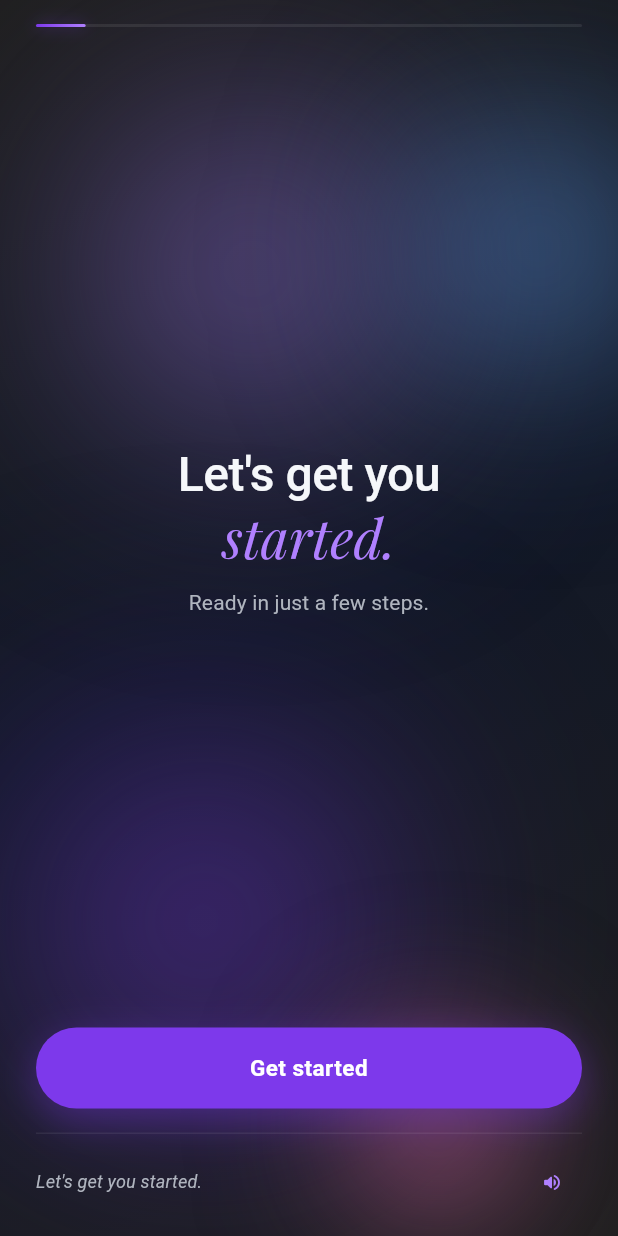
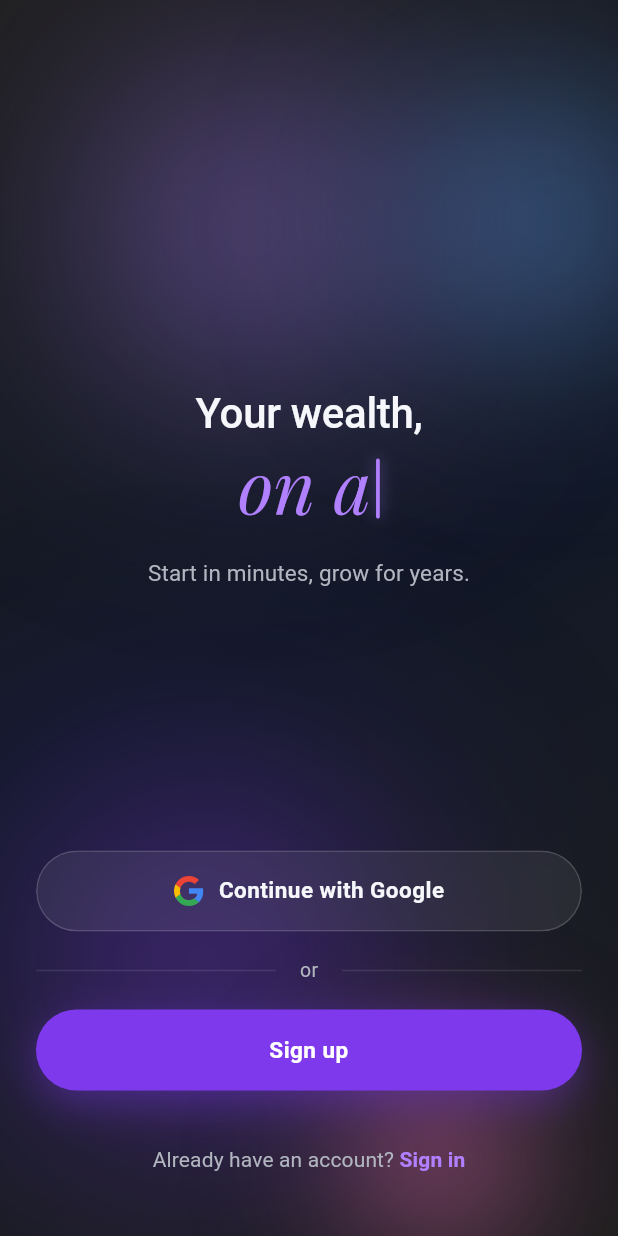
Before and after one commit to admtools-qinv/teste, a Flutter app: the screen it shows after launch, on a phone screen of 412 x 824 dp. Run offline on Flutter 3.47's test engine with Material 3 defaults, Android fonts, the phone set to English and light mode, and no system bars; our stand-ins replace flutter_svg, flutter_tts.

Commit message:
feat(onboarding): add LoginScreen with typewriter hero and UX polish
- New LoginScreen with animated typewriter accent cycling through phrases
- Google SVG icon and Qinv brand logo assets integrated
- Floating glass cards hero replaced with large type + typewriter effect
- Onboarding keyboard UX: footer hidden when keyboard open, spacing tightened
- Input placeholder color reduced to 30% opacity for clearer empty state
- OnboardingScreen gains onExit callback for close button on first step
- Orb animation fixed: cos(2t) Lissajous loop eliminates abrupt reset
- flutter_svg dependency added for SVG asset rendering

Co-Authored-By: Claude Sonnet 4.6 <noreply@anthropic.com>

```diff
--- a/experiments/onboarding_reference/flutter/example/lib/main.dart
+++ b/experiments/onboarding_reference/flutter/example/lib/main.dart
@@ -13,24 +13,43 @@ class ExampleApp extends StatelessWidget {
     return MaterialApp(
       debugShowCheckedModeBanner: false,
       theme: QInvWeb3Theme.dark(),
-      home: const _ExampleHome(),
+      home: const _LoginEntry(),
     );
   }
 }
 
-class _ExampleHome extends StatelessWidget {
-  const _ExampleHome();
+// ── Login entry point ────────────────────────────────────────────
+
+class _LoginEntry extends StatelessWidget {
+  const _LoginEntry();
 
   @override
   Widget build(BuildContext context) {
-    return OnboardingScreen(
-      steps: defaultOnboardingSteps,
-      voiceService: FlutterTtsVoiceService(),
-      backend: _ExampleBackend(),
-      analytics: _ExampleAnalytics(),
+    return LoginScreen(
+      onGoogleAuth: () {
+        // TODO: implement Google auth
+      },
+      onSignUp: () {
+        Navigator.of(context).push(
+          MaterialPageRoute<void>(
+            builder: (ctx) => OnboardingScreen(
+              steps: defaultOnboardingSteps,
+              voiceService: FlutterTtsVoiceService(),
+              backend: _ExampleBackend(),
+              analytics: _ExampleAnalytics(),
+              onExit: () => Navigator.of(ctx).pop(),
+            ),
+          ),
+        );
+      },
+      onLogin: () {
+        // TODO: implement email/password login
+      },
     );
   }
 }
+
+// ── Stub implementations ─────────────────────────────────────────
 
 class _ExampleBackend implements OnboardingBackendService {
   @override
@@ -62,5 +81,6 @@ class _ExampleBackend implements OnboardingBackendService {
 
 class _ExampleAnalytics implements OnboardingAnalyticsService {
   @override
-  Future<void> trackEvent(String name, {Map<String, dynamic>? properties}) async {}
+  Future<void> trackEvent(String name,
+      {Map<String, dynamic>? properties}) async {}
 }
--- a/experiments/onboarding_reference/flutter/lib/onboarding_reference/onboarding_reference.dart
+++ b/experiments/onboarding_reference/flutter/lib/onboarding_reference/onboarding_reference.dart
@@ -3,6 +3,7 @@ export 'flow/onboarding_flow_controller.dart';
 export 'models/onboarding_review_item.dart';
 export 'models/onboarding_session.dart';
 export 'models/onboarding_step.dart';
+export 'presentation/login_screen.dart';
 export 'presentation/onboarding_screen.dart';
 export 'presentation/widgets/glass_widgets.dart';
 export 'presentation/widgets/qinv_button.dart';
--- /dev/null
+++ b/experiments/onboarding_reference/flutter/lib/onboarding_reference/presentation/login_screen.dart
@@ -0,0 +1,403 @@
+import 'dart:async';
+import 'dart:ui';
+
+import 'package:flutter/material.dart';
+import 'package:flutter/services.dart';
+import 'package:flutter_svg/flutter_svg.dart';
+
+import '../theme/qinvweb3_tokens.dart';
+import 'widgets/glass_widgets.dart';
+import 'widgets/qinv_button.dart';
+
+class LoginScreen extends StatelessWidget {
+  final VoidCallback? onGoogleAuth;
+  final VoidCallback? onSignUp;
+  final VoidCallback? onLogin;
+  final String title;
+  final List<String> accentPhrases;
+  final String subtitle;
+
+  const LoginScreen({
+    super.key,
+    this.onGoogleAuth,
+    this.onSignUp,
+    this.onLogin,
+    this.title = 'Your wealth,',
+    this.accentPhrases = const [
+      'always growing.',
+      'on autopilot.',
+      'working for you.',
+      'never sleeping.',
+    ],
+    this.subtitle = 'Start in minutes, grow for years.',
+  });
+
+  @override
+  Widget build(BuildContext context) {
+    final size = MediaQuery.sizeOf(context);
+    final hPad = size.width < 360 ? 20.0 : 24.0;
+
+    return Scaffold(
+      backgroundColor: QInvWeb3Tokens.background,
+      body: GlassBackground(
+        child: SafeArea(
+          child: Padding(
+            padding: EdgeInsets.symmetric(horizontal: hPad),
+            child: Column(
+              crossAxisAlignment: CrossAxisAlignment.stretch,
+              children: [
+                const Spacer(flex: 3),
+
+                // ── Hero ──────────────────────────────────────────
+                _buildHero(),
+
+                const Spacer(flex: 2),
+
+                // ── CTAs ──────────────────────────────────────────
+                _buildCtas(),
+
+                const SizedBox(height: 32),
+              ],
+            ),
+          ),
+        ),
+      ),
+    );
+  }
+
+  Widget _buildHero() {
+    return Column(
+      crossAxisAlignment: CrossAxisAlignment.center,
+      children: [
+        // Static title
+        Text(
+          title,
+          textAlign: TextAlign.center,
+          style: const TextStyle(
+            fontFamily: QInvWeb3Tokens.fontSans,
+            fontSize: 28,
+            fontWeight: FontWeight.w500,
+            color: QInvWeb3Tokens.textHeading,
+            height: 1.2,
+            letterSpacing: -0.2,
+          ),
+        ),
+
+        const SizedBox(height: 2),
+
+        // Animated typewriter accent
+        _TypewriterAccent(phrases: accentPhrases),
+
+        const SizedBox(height: 18),
+
+        // Subtitle
+        Text(
+          subtitle,
+          textAlign: TextAlign.center,
+          style: const TextStyle(
+            fontFamily: QInvWeb3Tokens.fontSans,
+            fontSize: 15,
+            fontWeight: FontWeight.w400,
+            color: QInvWeb3Tokens.textMuted,
+            height: 1.6,
+            letterSpacing: 0.1,
+          ),
+        ),
+      ],
+    );
+  }
+
+  Widget _buildCtas() {
+    return Column(
+      crossAxisAlignment: CrossAxisAlignment.stretch,
+      children: [
+        _GoogleButton(onPressed: onGoogleAuth),
+        const SizedBox(height: 16),
+        const _OrDivider(),
+        const SizedBox(height: 16),
+        QInvButton(
+          label: 'Sign up',
+          onPressed: onSignUp,
+        ),
+        const SizedBox(height: 28),
+        _LoginLink(onLogin: onLogin),
+      ],
+    );
+  }
+}
+
+// ── Typewriter accent ─────────────────────────────────────────────
+
+class _TypewriterAccent extends StatefulWidget {
+  final List<String> phrases;
+
+  const _TypewriterAccent({required this.phrases});
+
+  @override
+  State<_TypewriterAccent> createState() => _TypewriterAccentState();
+}
+
+class _TypewriterAccentState extends State<_TypewriterAccent> {
+  int _phraseIndex = 0;
+  int _charCount = 0;
+  bool _isDeleting = false;
+  bool _cursorVisible = true;
+  Timer? _typeTimer;
+  Timer? _cursorTimer;
+
+  @override
+  void initState() {
+    super.initState();
+    _cursorTimer = Timer.periodic(
+      const Duration(milliseconds: 530),
+      (_) { if (mounted) setState(() => _cursorVisible = !_cursorVisible); },
+    );
+    _schedule(const Duration(milliseconds: 600));
+  }
+
+  @override
+  void dispose() {
+    _typeTimer?.cancel();
+    _cursorTimer?.cancel();
+    super.dispose();
+  }
+
+  void _schedule(Duration delay) {
+    _typeTimer?.cancel();
+    _typeTimer = Timer(delay, _onTick);
+  }
+
+  void _onTick() {
+    if (!mounted) return;
+    final phrase = widget.phrases[_phraseIndex];
+
+    if (!_isDeleting) {
+      if (_charCount < phrase.length) {
+        setState(() => _charCount++);
+        _schedule(Duration(milliseconds: _charCount == phrase.length ? 2000 : 72));
+      } else {
+        setState(() => _isDeleting = true);
+        _schedule(const Duration(milliseconds: 44));
+      }
+    } else {
+      if (_charCount > 0) {
+        setState(() => _charCount--);
+        _schedule(Duration(milliseconds: _charCount == 0 ? 260 : 44));
+      } else {
+        setState(() {
+          _isDeleting = false;
+          _phraseIndex = (_phraseIndex + 1) % widget.phrases.length;
+        });
+        _schedule(const Duration(milliseconds: 72));
+      }
+    }
+  }
+
+  @override
+  Widget build(BuildContext context) {
+    final phrase = widget.phrases[_phraseIndex];
+    final visible = phrase.substring(0, _charCount);
+
+    return Row(
+      mainAxisAlignment: MainAxisAlignment.center,
+      mainAxisSize: MainAxisSize.min,
+      children: [
+        Text(
+          visible,
+          textAlign: TextAlign.center,
+          style: const TextStyle(
+            fontFamily: QInvWeb3Tokens.fontSerif,
+            fontStyle: FontStyle.italic,
+            fontWeight: FontWeight.w400,
+            fontSize: 48,
+            color: QInvWeb3Tokens.primaryLight,
+            height: 1.18,
+          ),
+        ),
+        // Blinking cursor
+        AnimatedOpacity(
+          opacity: _cursorVisible ? 1.0 : 0.0,
+          duration: const Duration(milliseconds: 80),
+          child: Container(
+            width: 2.5,
+            height: 40,
+            margin: const EdgeInsets.only(left: 3, top: 4),
+            decoration: BoxDecoration(
+              color: QInvWeb3Tokens.primaryLight,
+              borderRadius: BorderRadius.circular(2),
+              boxShadow: [
+                BoxShadow(
+                  color: QInvWeb3Tokens.primaryLight.withValues(alpha: 0.60),
+                  blurRadius: 8,
+                ),
+              ],
+            ),
+          ),
+        ),
+      ],
+    );
+  }
+}
+
+// ── Google auth button ───────────────────────────────────────────
+
+class _GoogleButton extends StatelessWidget {
+  final VoidCallback? onPressed;
+
+  const _GoogleButton({this.onPressed});
+
+  @override
+  Widget build(BuildContext context) {
+    final enabled = onPressed != null;
+    final borderRadius = BorderRadius.circular(QInvWeb3Tokens.radiusButton);
+
+    return Semantics(
+      button: true,
+      label: 'Continue with Google',
+      enabled: enabled,
+      child: AnimatedOpacity(
+        duration: QInvWeb3Tokens.transitionAll,
+        opacity: enabled ? 1.0 : 0.55,
+        child: ClipRRect(
+          borderRadius: borderRadius,
+          child: BackdropFilter(
+            filter: ImageFilter.blur(sigmaX: 16, sigmaY: 16),
+            child: Material(
+              color: Colors.transparent,
+              child: InkWell(
+                onTap: enabled
+                    ? () {
+                        HapticFeedback.mediumImpact();
+                        onPressed!();
+                      }
+                    : null,
+                borderRadius: borderRadius,
+                splashColor: Colors.white.withValues(alpha: 0.06),
+                highlightColor: Colors.transparent,
+                child: Container(
+                  height: 54,
+                  decoration: BoxDecoration(
+                    borderRadius: borderRadius,
+                    color: Colors.white.withValues(alpha: 0.07),
+                    border: Border.all(
+                      color: Colors.white.withValues(alpha: 0.16),
+                    ),
+                  ),
+                  child: Row(
+                    mainAxisAlignment: MainAxisAlignment.center,
+                    children: [
+                      SvgPicture.asset(
+                        'packages/onboarding_reference/assets/google_icon.svg',
+                        width: 20,
+                        height: 20,
+                      ),
+                      const SizedBox(width: 10),
+                      const Text(
+                        'Continue with Google',
+                        style: TextStyle(
+                          fontFamily: QInvWeb3Tokens.fontUI,
+                          fontSize: QInvWeb3Tokens.fontSizeLabel,
+                          fontWeight: FontWeight.w600,
+                          color: QInvWeb3Tokens.textHeading,
+                          letterSpacing: 0.3,
+                        ),
+                      ),
+                    ],
+                  ),
+                ),
+              ),
+            ),
+          ),
+        ),
+      ),
+    );
+  }
+}
+
+// ── "or" divider ─────────────────────────────────────────────────
+
+class _OrDivider extends StatelessWidget {
+  const _OrDivider();
+
+  @override
+  Widget build(BuildContext context) {
+    return Row(
+      children: [
+        Expanded(
+          child: Container(
+            height: 1,
+            color: Colors.white.withValues(alpha: 0.10),
+          ),
+        ),
+        const Padding(
+          padding: EdgeInsets.symmetric(horizontal: 16),
+          child: Text(
+            'or',
+            style: TextStyle(
+              fontFamily: QInvWeb3Tokens.fontUI,
+              fontSize: 13,
+              fontWeight: FontWeight.w400,
+              color: QInvWeb3Tokens.textMuted,
+              letterSpacing: 0.2,
+            ),
+          ),
+        ),
+        Expanded(
+          child: Container(
+            height: 1,
+            color: Colors.white.withValues(alpha: 0.10),
+          ),
+        ),
+      ],
+    );
+  }
+}
+
+// ── "Already have an account? Sign in" link ──────────────────────
+
+class _LoginLink extends StatelessWidget {
+  final VoidCallback? onLogin;
+
+  const _LoginLink({this.onLogin});
+
+  @override
+  Widget build(BuildContext context) {
+    return Semantics(
+      button: true,
+      label: 'Already have an account? Sign in',
+      child: GestureDetector(
+        onTap: onLogin != null
+            ? () {
+                HapticFeedback.lightImpact();
+                onLogin!();
+              }
+            : null,
+        child: const Padding(
+          padding: EdgeInsets.symmetric(vertical: 8),
+          child: Text.rich(
+            TextSpan(
+              style: TextStyle(
+                fontFamily: QInvWeb3Tokens.fontUI,
+                fontSize: 14,
+                fontWeight: FontWeight.w400,
+                color: QInvWeb3Tokens.textMuted,
+                height: 1.5,
+              ),
+              children: [
+                TextSpan(text: 'Already have an account? '),
+                TextSpan(
+                  text: 'Sign in',
+                  style: TextStyle(
+                    color: QInvWeb3Tokens.primaryLight,
+                    fontWeight: FontWeight.w600,
+                  ),
+                ),
+              ],
+            ),
+            textAlign: TextAlign.center,
+          ),
+        ),
+      ),
+    );
+  }
+}
--- a/experiments/onboarding_reference/flutter/lib/onboarding_reference/presentation/onboarding_screen.dart
+++ b/experiments/onboarding_reference/flutter/lib/onboarding_reference/presentation/onboarding_screen.dart
@@ -24,6 +24,7 @@ class OnboardingScreen extends StatefulWidget {
   final VoiceService voiceService;
   final OnboardingBackendService backend;
   final OnboardingAnalyticsService analytics;
+  final VoidCallback? onExit;
 
   const OnboardingScreen({
     super.key,
@@ -31,6 +32,7 @@ class OnboardingScreen extends StatefulWidget {
     required this.voiceService,
     required this.backend,
     required this.analytics,
+    this.onExit,
   });
 
   @override
@@ -634,6 +636,19 @@ class _OnboardingScreenState extends State<OnboardingScreen> {
                                     ? null
                                     : _goBack,
                               ),
+                            )
+                          else if (widget.onExit != null)
+                            Padding(
+                              padding: const EdgeInsets.only(right: 12),
+                              child: IconButton(
+                                icon: const Icon(Icons.close_rounded),
+                                color: QInvWeb3Tokens.textMuted,
+                                iconSize: 20,
+                                visualDensity: VisualDensity.compact,
+                                padding: EdgeInsets.zero,
+                                constraints: const BoxConstraints(minWidth: 28, minHeight: 28),
+                                onPressed: controller.isBusy ? null : widget.onExit,
+                              ),
                             ),
                           Expanded(child: _buildProgress(context, progressValue)),
                         ],
@@ -680,15 +695,16 @@ class _OnboardingScreenState extends State<OnboardingScreen> {
                         ),
                       ),
 
-                      const SizedBox(height: 24),
+                      SizedBox(height: bottomInset > 0 ? 12 : 24),
 
                       // Zone D — CTA button
                       _buildCTA(step),
 
-                      const SizedBox(height: 16),
-
-                      // Zone E — Footer
-                      _buildFooter(context, step),
+                      // Zone E — Footer (hidden when keyboard is open)
+                      if (bottomInset == 0) ...[
+                        const SizedBox(height: 16),
+                        _buildFooter(context, step),
+                      ],
                     ],
                   ),
                 ),
--- a/experiments/onboarding_reference/flutter/lib/onboarding_reference/presentation/widgets/glass_widgets.dart
+++ b/experiments/onboarding_reference/flutter/lib/onboarding_reference/presentation/widgets/glass_widgets.dart
@@ -141,7 +141,7 @@ class _AnimatedOrb extends StatelessWidget {
   Widget build(BuildContext context) {
     final phase = index * pi / 2.0;
     final dx = orb.offset.dx + sin(t + phase) * 45;
-    final dy = orb.offset.dy + cos(t * 0.65 + phase) * 35;
+    final dy = orb.offset.dy + cos(2 * t + phase) * 35;
 
     return Align(
       alignment: orb.alignment,
--- a/experiments/onboarding_reference/flutter/lib/onboarding_reference/theme/qinvweb3_theme.dart
+++ b/experiments/onboarding_reference/flutter/lib/onboarding_reference/theme/qinvweb3_theme.dart
@@ -122,7 +122,7 @@ class QInvWeb3Theme {
           fontFamily: QInvWeb3Tokens.fontUI,
           fontSize: QInvWeb3Tokens.fontSizeInputHint,
           fontWeight: FontWeight.w400,
-          color: QInvWeb3Tokens.textMuted,
+          color: Color(0x4DFFFFFF),
           letterSpacing: 0.1,
         ),
         labelStyle: const TextStyle(
```
Also changed, not shown: experiments/onboarding_reference/flutter/pubspec.yaml (+8 -0 lines), experiments/onboarding_reference/flutter/assets/btc.png (added), experiments/onboarding_reference/flutter/assets/google_icon.svg (added), experiments/onboarding_reference/flutter/assets/qinv_logo.svg (added), experiments/onboarding_reference/flutter/assets/sol.png (added), experiments/onboarding_reference/flutter/assets/xrp.png (added), experiments/onboarding_reference/flutter/example/pubspec.lock, experiments/onboarding_reference/flutter/pubspec.lock.
